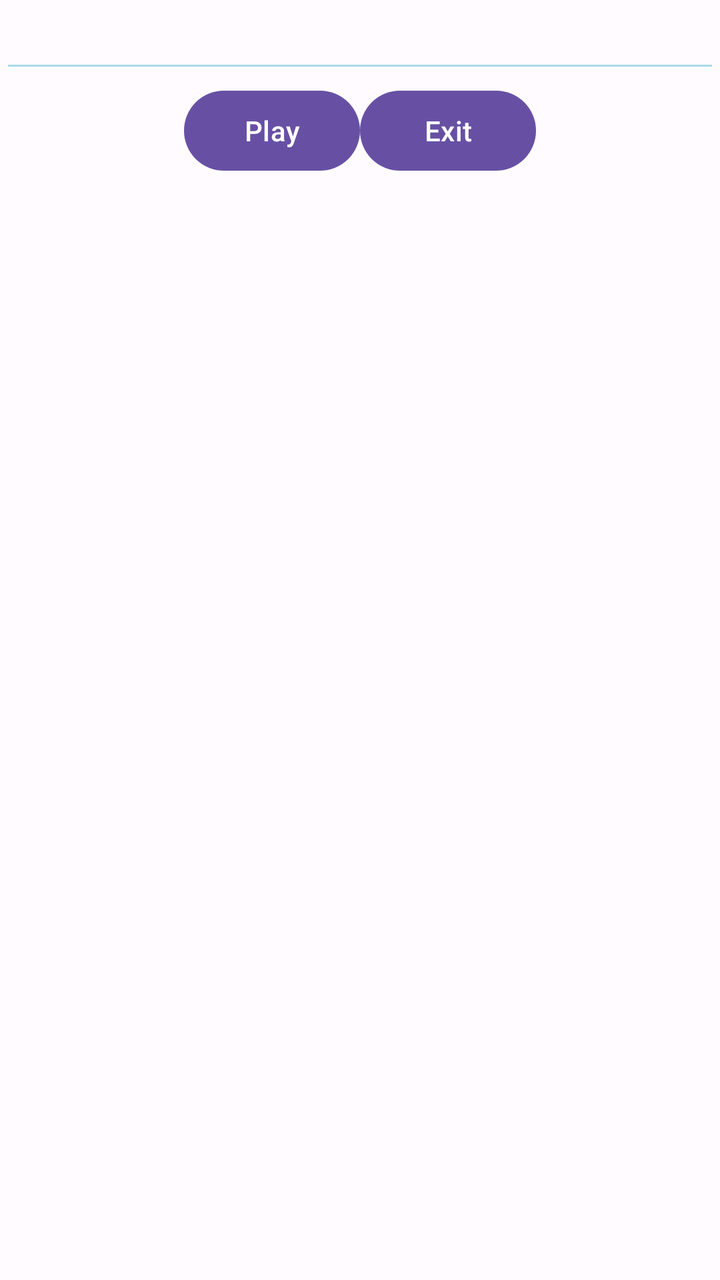
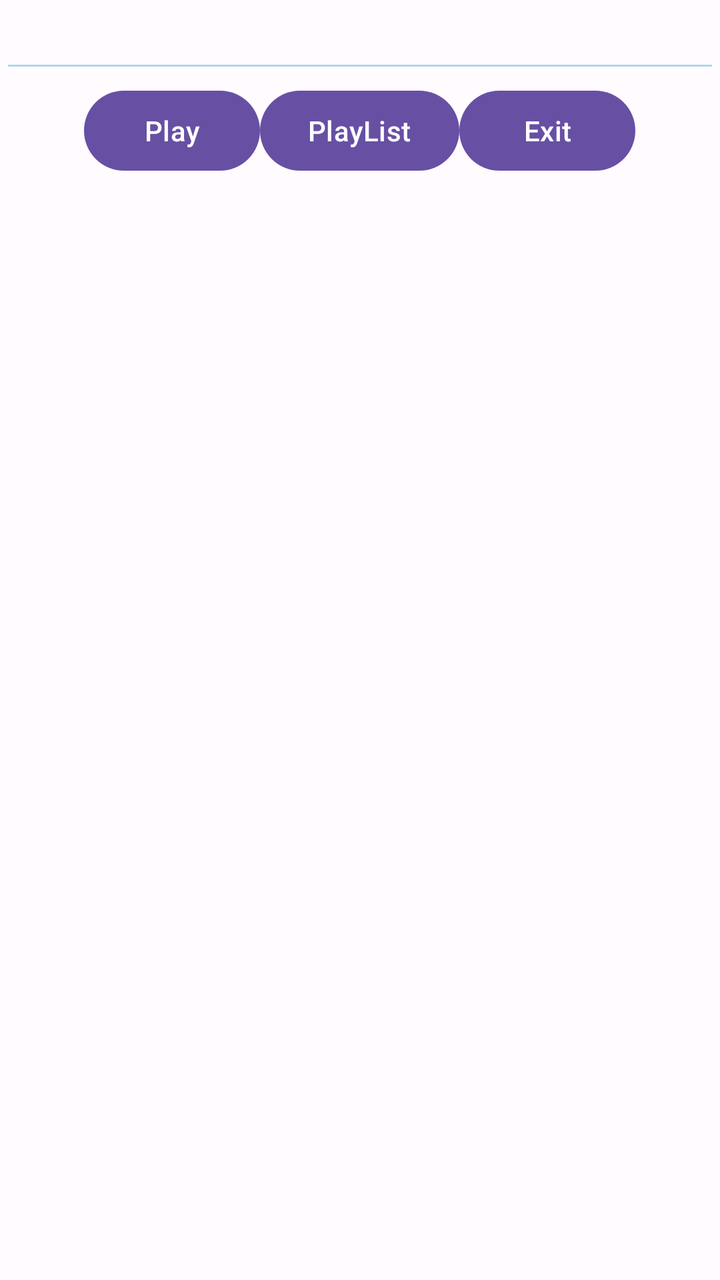

Two renders of the same Android screen: before a commit and after it. Below are the layout's source before the change and the commit's diff.
<!-- AndroidManifest.xml: application theme AppTheme -->
<!-- res/layout/activity_main.xml -->
<?xml version="1.0" encoding="utf-8"?>
<LinearLayout
    xmlns:android="http://schemas.android.com/apk/res/android"
    xmlns:app="http://schemas.android.com/apk/res-auto"
    xmlns:tools="http://schemas.android.com/tools"
    android:id="@+id/layout_main"
    android:layout_width="match_parent"
    android:layout_height="match_parent"
    android:orientation="vertical"
    android:gravity="top">

    <EditText
      android:id="@+id/edit_url"
      android:backgroundTint="@color/lightBlue"
      android:layout_width="fill_parent"
      android:layout_height="wrap_content" />
      
    <LinearLayout
        android:layout_width="match_parent"
        android:layout_height="wrap_content"
        android:orientation="horizontal"
        android:gravity="center">
      
        <Button android:id="@+id/button_play"
          android:layout_width="wrap_content"
          android:layout_height="wrap_content"
          android:text="Play" />
          
        <Button android:id="@+id/button_exit"
          android:layout_width="wrap_content"
          android:layout_height="wrap_content"
          android:text="Exit" />
          
    </LinearLayout>
    
</LinearLayout>
<!-- resources referenced by this layout -->
<resources>
  <color name="lightBlue">#add8e6</color>
  <color name="md_theme_light_primary">#6750A4</color>
  <color name="md_theme_light_onPrimary">#FFFFFF</color>
  <color name="md_theme_light_primaryContainer">#EADDFF</color>
  <color name="md_theme_light_onPrimaryContainer">#21005D</color>
  <color name="md_theme_light_secondary">#625B71</color>
  <color name="md_theme_light_onSecondary">#FFFFFF</color>
  <color name="md_theme_light_secondaryContainer">#E8DEF8</color>
  <color name="md_theme_light_onSecondaryContainer">#1D192B</color>
  <color name="md_theme_light_tertiary">#7D5260</color>
  <color name="md_theme_light_onTertiary">#FFFFFF</color>
  <color name="md_theme_light_tertiaryContainer">#FFD8E4</color>
  <color name="md_theme_light_onTertiaryContainer">#31111D</color>
  <color name="md_theme_light_error">#B3261E</color>
  <color name="md_theme_light_onError">#FFFFFF</color>
  <color name="md_theme_light_errorContainer">#F9DEDC</color>
  <color name="md_theme_light_onErrorContainer">#410E0B</color>
  <color name="md_theme_light_outline">#79747E</color>
  <color name="md_theme_light_background">#FFFBFE</color>
  <color name="md_theme_light_onBackground">#1C1B1F</color>
  <color name="md_theme_light_surface">#FFFBFE</color>
  <color name="md_theme_light_onSurface">#1C1B1F</color>
  <color name="md_theme_light_surfaceVariant">#E7E0EC</color>
  <color name="md_theme_light_onSurfaceVariant">#49454F</color>
  <color name="md_theme_light_inverseSurface">#313033</color>
  <color name="md_theme_light_inverseOnSurface">#F4EFF4</color>
  <color name="md_theme_light_inversePrimary">#D0BCFF</color>
  <!-- unchanged entries left out for length: 1 -->
</resources>

<!-- the commit's change to res/layout/activity_main.xml (unified diff, before → after) -->
@@ -25,6 +25,11 @@
           android:layout_width="wrap_content"
           android:layout_height="wrap_content"
           android:text="Play" />
+		  
+		 <Button android:id="@+id/button_playlist"
+          android:layout_width="wrap_content"
+          android:layout_height="wrap_content"
+          android:text="PlayList" />
           
         <Button android:id="@+id/button_exit"
           android:layout_width="wrap_content"
